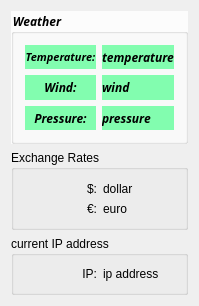
Old version of the form mainwindow.ui in the repository Ivanchik/DesktopHelperQT.
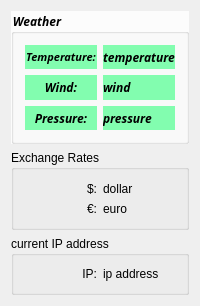
New version of the form. Icons and pictures are not drawn.

Diff of the .ui file:
```diff
--- a/mainwindow.ui
+++ b/mainwindow.ui
@@ -6,7 +6,7 @@
    <rect>
     <x>0</x>
     <y>0</y>
-    <width>188</width>
+    <width>200</width>
     <height>306</height>
    </rect>
   </property>
@@ -46,6 +46,9 @@
 	background-color: rgba(255, 255, 255, 200);
 }</string>
   </property>
+  <property name="tabShape">
+   <enum>QTabWidget::Rounded</enum>
+  </property>
   <widget class="QWidget" name="centralWidget">
    <property name="maximumSize">
     <size>
```
